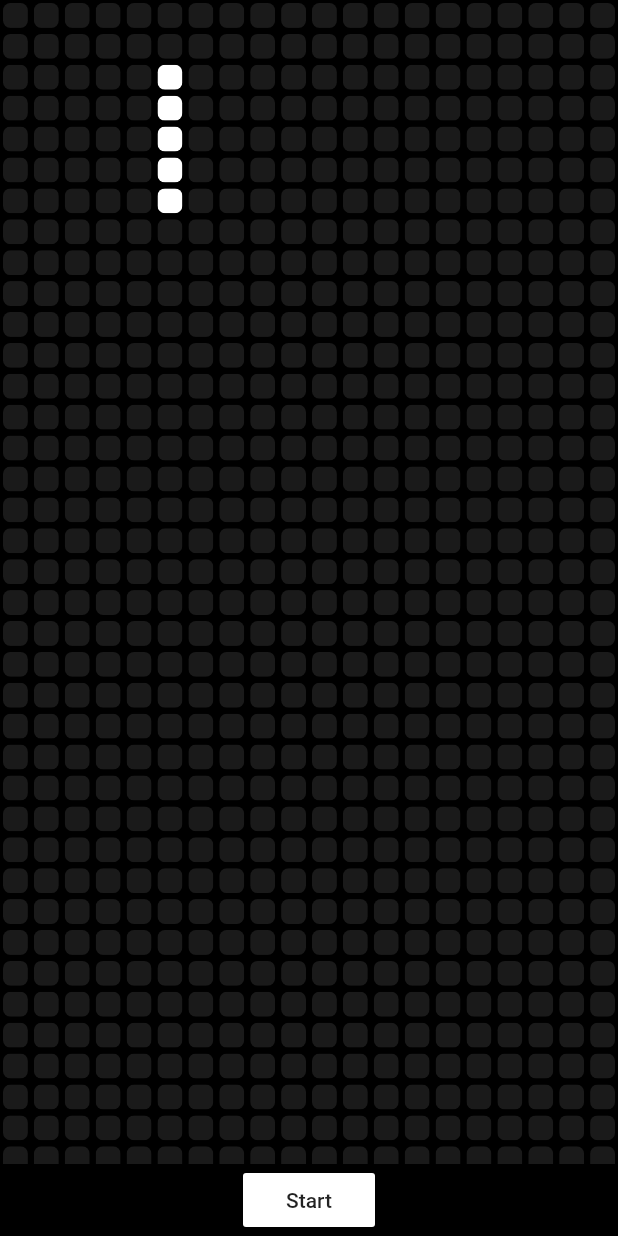
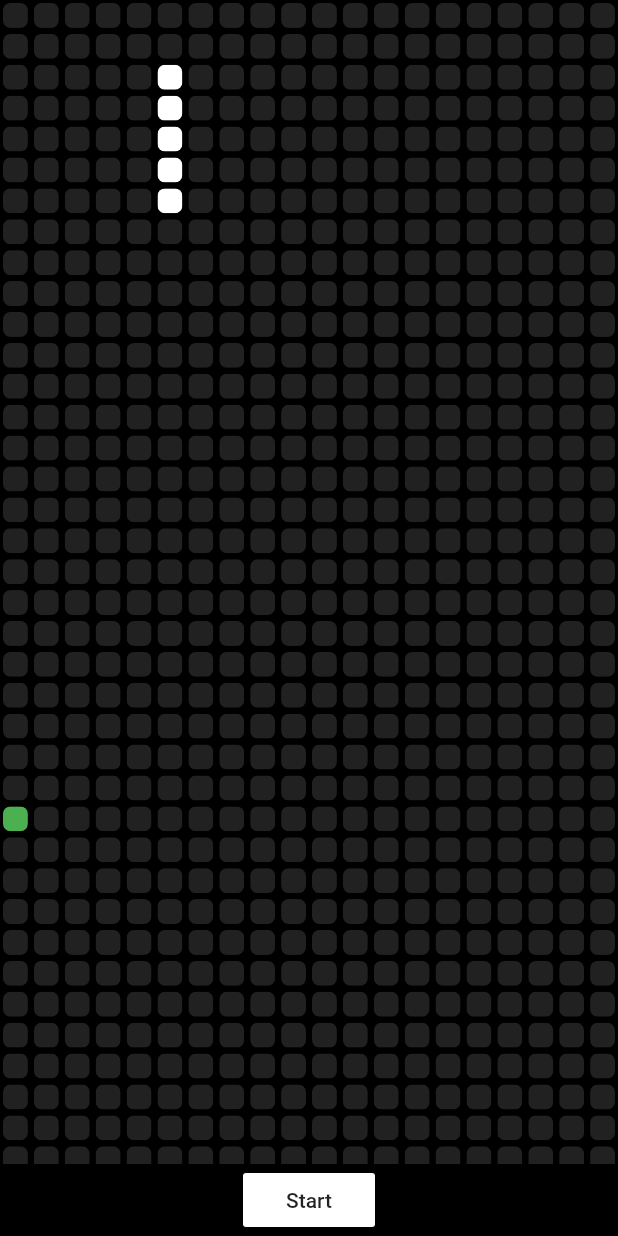
Before and after one commit to MatthieuNadeau96/snake_game, a Flutter app: the screen it shows after launch, on a phone screen of 412 x 824 dp. Run offline on Flutter 3.47's test engine with Material 2 defaults, Android fonts, the phone set to English and light mode, and no system bars.

```diff
--- a/lib/main.dart
+++ b/lib/main.dart
@@ -83,8 +83,9 @@ class _MyHomePageState extends State<MyHomePage> {
       }
       if (snakePosition.last == food) {
         generateNewFood();
+      } else {
+        snakePosition.removeAt(0);
       }
-      snakePosition.removeAt(0);
     });
   }
 
@@ -164,14 +165,25 @@ class _MyHomePageState extends State<MyHomePage> {
                           ),
                         ),
                       );
+                    }
+                    if (index == food) {
+                      return Container(
+                        padding: const EdgeInsets.all(2.0),
+                        child: ClipRRect(
+                          borderRadius: BorderRadius.circular(5),
+                          child: Container(
+                            color: Colors.green,
+                          ),
+                        ),
+                      );
                     } else {
-                      return Center(
+                      return Container(
                         child: Padding(
                           padding: const EdgeInsets.all(2.0),
                           child: ClipRRect(
                             borderRadius: BorderRadius.circular(5),
                             child: Container(
-                              color: Colors.white.withOpacity(0.1),
+                              color: Colors.grey[900],
                             ),
                           ),
                         ),
```
